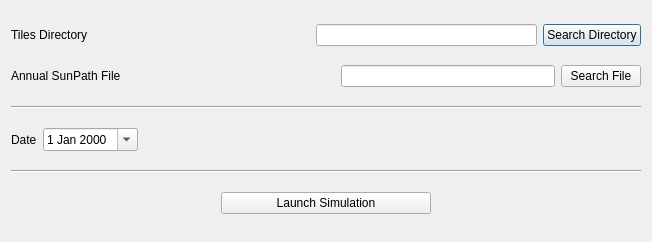
Above: src/plugins/CityGMLSunlightQtPlugin/Dialogs/DialogCityGMLSunlight1.ui from VCityTeam/3DUSE before the change. Below: the same form after it.
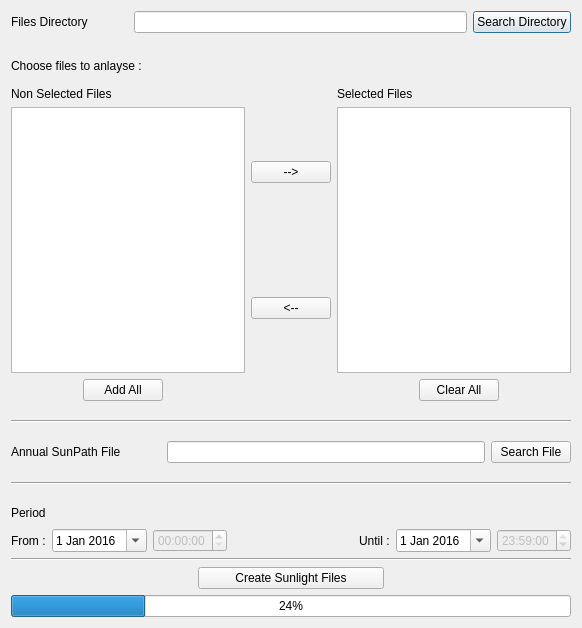
That is the form after the change.

Commit message: Possibility to compute sunlight for a period (and not only for a day) added.

Diff of the .ui file:
```diff
--- a/src/plugins/CityGMLSunlightQtPlugin/Dialogs/DialogCityGMLSunlight1.ui
+++ b/src/plugins/CityGMLSunlightQtPlugin/Dialogs/DialogCityGMLSunlight1.ui
@@ -6,8 +6,8 @@
    <rect>
     <x>0</x>
     <y>0</y>
-    <width>652</width>
-    <height>242</height>
+    <width>582</width>
+    <height>628</height>
    </rect>
   </property>
   <property name="windowTitle">
@@ -19,7 +19,7 @@
      <item>
       <widget class="QLabel" name="label">
        <property name="text">
-        <string>Tiles Directory</string>
+        <string>Files Directory</string>
        </property>
       </widget>
      </item>
@@ -28,6 +28,9 @@
        <property name="orientation">
         <enum>Qt::Horizontal</enum>
        </property>
+       <property name="sizeType">
+        <enum>QSizePolicy::Minimum</enum>
+       </property>
        <property name="sizeHint" stdset="0">
         <size>
          <width>40</width>
@@ -48,6 +51,214 @@
      </item>
     </layout>
    </item>
+   <item>
+    <spacer name="verticalSpacer_5">
+     <property name="orientation">
+      <enum>Qt::Vertical</enum>
+     </property>
+     <property name="sizeHint" stdset="0">
+      <size>
+       <width>20</width>
+       <height>40</height>
+      </size>
+     </property>
+    </spacer>
+   </item>
+   <item>
+    <layout class="QHBoxLayout" name="horizontalLayout_6">
+     <property name="spacing">
+      <number>6</number>
+     </property>
+     <property name="sizeConstraint">
+      <enum>QLayout::SetDefaultConstraint</enum>
+     </property>
+     <item>
+      <widget class="QLabel" name="label_4">
+       <property name="sizePolicy">
+        <sizepolicy hsizetype="Minimum" vsizetype="Fixed">
+         <horstretch>0</horstretch>
+         <verstretch>0</verstretch>
+        </sizepolicy>
+       </property>
+       <property name="minimumSize">
+        <size>
+         <width>0</width>
+         <height>30</height>
+        </size>
+       </property>
+       <property name="text">
+        <string>Choose files to anlayse :</string>
+       </property>
+      </widget>
+     </item>
+    </layout>
+   </item>
+   <item>
+    <layout class="QGridLayout" name="gridLayout" rowstretch="0,0,0" rowminimumheight="10,130,130">
+     <property name="sizeConstraint">
+      <enum>QLayout::SetMinimumSize</enum>
+     </property>
+     <property name="topMargin">
+      <number>0</number>
+     </property>
+     <property name="spacing">
+      <number>6</number>
+     </property>
+     <item row="1" column="2" rowspan="2">
+      <widget class="QListWidget" name="SelectedFiles_List">
+       <property name="selectionMode">
+        <enum>QAbstractItemView::ExtendedSelection</enum>
+       </property>
+      </widget>
+     </item>
+     <item row="2" column="1">
+      <widget class="QPushButton" name="RemoveFile_B">
+       <property name="text">
+        <string>&lt;--</string>
+       </property>
+      </widget>
+     </item>
+     <item row="1" column="1">
+      <widget class="QPushButton" name="AddFile_B">
+       <property name="text">
+        <string>--&gt;</string>
+       </property>
+      </widget>
+     </item>
+     <item row="1" column="0" rowspan="2">
+      <widget class="QListWidget" name="NonSelectedFiles_List">
+       <property name="selectionMode">
+        <enum>QAbstractItemView::ExtendedSelection</enum>
+       </property>
+      </widget>
+     </item>
+     <item row="0" column="0">
+      <widget class="QLabel" name="label_5">
+       <property name="sizePolicy">
+        <sizepolicy hsizetype="Minimum" vsizetype="Fixed">
+         <horstretch>0</horstretch>
+         <verstretch>0</verstretch>
+        </sizepolicy>
+       </property>
+       <property name="minimumSize">
+        <size>
+         <width>0</width>
+         <height>0</height>
+        </size>
+       </property>
+       <property name="text">
+        <string>Non Selected Files</string>
+       </property>
+      </widget>
+     </item>
+     <item row="0" column="2">
+      <widget class="QLabel" name="label_6">
+       <property name="sizePolicy">
+        <sizepolicy hsizetype="Minimum" vsizetype="Fixed">
+         <horstretch>0</horstretch>
+         <verstretch>0</verstretch>
+        </sizepolicy>
+       </property>
+       <property name="text">
+        <string>Selected Files</string>
+       </property>
+      </widget>
+     </item>
+    </layout>
+   </item>
+   <item>
+    <layout class="QHBoxLayout" name="horizontalLayout_5">
+     <item>
+      <spacer name="horizontalSpacer_7">
+       <property name="orientation">
+        <enum>Qt::Horizontal</enum>
+       </property>
+       <property name="sizeHint" stdset="0">
+        <size>
+         <width>40</width>
+         <height>20</height>
+        </size>
+       </property>
+      </spacer>
+     </item>
+     <item>
+      <widget class="QPushButton" name="AddAllFiles_B">
+       <property name="text">
+        <string>Add All</string>
+       </property>
+      </widget>
+     </item>
+     <item>
+      <spacer name="horizontalSpacer_6">
+       <property name="orientation">
+        <enum>Qt::Horizontal</enum>
+       </property>
+       <property name="sizeType">
+        <enum>QSizePolicy::Fixed</enum>
+       </property>
+       <property name="sizeHint" stdset="0">
+        <size>
+         <width>250</width>
+         <height>20</height>
+        </size>
+       </property>
+      </spacer>
+     </item>
+     <item>
+      <widget class="QPushButton" name="ClearAllFiles_B">
+       <property name="text">
+        <string>Clear All</string>
+       </property>
+      </widget>
+     </item>
+     <item>
+      <spacer name="horizontalSpacer_8">
+       <property name="orientation">
+        <enum>Qt::Horizontal</enum>
+       </property>
+       <property name="sizeHint" stdset="0">
+        <size>
+         <width>40</width>
+         <height>20</height>
+        </size>
+       </property>
+      </spacer>
+     </item>
+    </layout>
+   </item>
+   <item>
+    <spacer name="verticalSpacer_2">
+     <property name="orientation">
+      <enum>Qt::Vertical</enum>
+     </property>
+     <property name="sizeHint" stdset="0">
+      <size>
+       <width>20</width>
+       <height>40</height>
+      </size>
+     </property>
+    </spacer>
+   </item>
+   <item>
+    <widget class="Line" name="line_3">
+     <property name="orientation">
+      <enum>Qt::Horizontal</enum>
+     </property>
+    </widget>
+   </item>
+   <item>
+    <spacer name="verticalSpacer">
+     <property name="orientation">
+      <enum>Qt::Vertical</enum>
+     </property>
+     <property name="sizeHint" stdset="0">
+      <size>
+       <width>20</width>
+       <height>40</height>
+      </size>
+     </property>
+    </spacer>
+   </item>
    <item>
     <layout class="QHBoxLayout" name="horizontalLayout_2">
      <item>
@@ -62,6 +273,9 @@
        <property name="orientation">
         <enum>Qt::Horizontal</enum>
        </property>
+       <property name="sizeType">
+        <enum>QSizePolicy::Minimum</enum>
+       </property>
        <property name="sizeHint" stdset="0">
         <size>
          <width>40</width>
@@ -82,6 +296,19 @@
      </item>
     </layout>
    </item>
+   <item>
+    <spacer name="verticalSpacer_3">
+     <property name="orientation">
+      <enum>Qt::Vertical</enum>
+     </property>
+     <property name="sizeHint" stdset="0">
+      <size>
+       <width>20</width>
+       <height>40</height>
+      </size>
+     </property>
+    </spacer>
+   </item>
    <item>
     <widget class="Line" name="line">
      <property name="orientation">
@@ -89,12 +316,44 @@
      </property>
     </widget>
    </item>
+   <item>
+    <spacer name="verticalSpacer_4">
+     <property name="orientation">
+      <enum>Qt::Vertical</enum>
+     </property>
+     <property name="sizeHint" stdset="0">
+      <size>
+       <width>20</width>
+       <height>40</height>
+      </size>
+     </property>
+    </spacer>
+   </item>
+   <item>
+    <widget class="QLabel" name="label_3">
+     <property name="sizePolicy">
+      <sizepolicy hsizetype="Minimum" vsizetype="Fixed">
+       <horstretch>0</horstretch>
+       <verstretch>0</verstretch>
+      </sizepolicy>
+     </property>
+     <property name="minimumSize">
+      <size>
+       <width>0</width>
+       <height>20</height>
+      </size>
+     </property>
+     <property name="text">
+      <string>Period</string>
+     </property>
+    </widget>
+   </item>
    <item>
     <layout class="QHBoxLayout" name="horizontalLayout_3">
      <item>
-      <widget class="QLabel" name="label_3">
+      <widget class="QLabel" name="label_8">
        <property name="text">
-        <string>Date</string>
+        <string>From :</string>
        </property>
       </widget>
      </item>
@@ -108,6 +367,20 @@
        </property>
        <property name="calendarPopup">
         <bool>true</bool>
+       </property>
+       <property name="date">
+        <date>
+         <year>2016</year>
+         <month>1</month>
+         <day>1</day>
+        </date>
+       </property>
+      </widget>
+     </item>
+     <item>
+      <widget class="QTimeEdit" name="timeEdit">
+       <property name="enabled">
+        <bool>false</bool>
        </property>
       </widget>
      </item>
@@ -124,6 +397,41 @@
        </property>
       </spacer>
      </item>
+     <item>
+      <widget class="QLabel" name="label_7">
+       <property name="text">
+        <string>Until :</string>
+       </property>
+      </widget>
+     </item>
+     <item>
+      <widget class="QDateEdit" name="EndDate">
+       <property name="calendarPopup">
+        <bool>true</bool>
+       </property>
+       <property name="date">
+        <date>
+         <year>2016</year>
+         <month>1</month>
+         <day>1</day>
+        </date>
+       </property>
+      </widget>
+     </item>
+     <item>
+      <widget class="QTimeEdit" name="timeEdit_2">
+       <property name="enabled">
+        <bool>false</bool>
+       </property>
+       <property name="time">
+        <time>
+         <hour>23</hour>
+         <minute>59</minute>
+         <second>0</second>
+        </time>
+       </property>
+      </widget>
+     </item>
     </layout>
    </item>
    <item>
@@ -157,7 +465,7 @@
         </sizepolicy>
        </property>
        <property name="text">
-        <string>Launch Simulation</string>
+        <string>Create Sunlight Files</string>
        </property>
       </widget>
      </item>
@@ -176,6 +484,13 @@
      </item>
     </layout>
    </item>
+   <item>
+    <widget class="QProgressBar" name="progressBar">
+     <property name="value">
+      <number>24</number>
+     </property>
+    </widget>
+   </item>
   </layout>
  </widget>
  <resources/>
```
Left out of the diff: 11 changed lines with no effect on the pictures. The commit also changes 16 other files.
